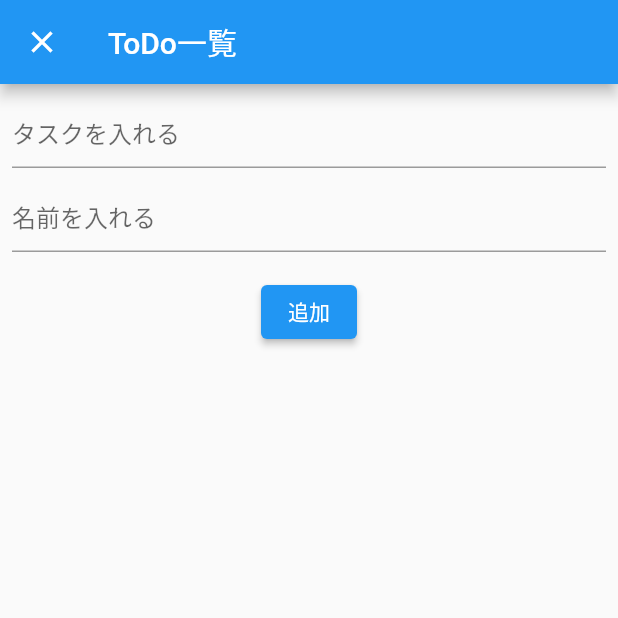
After one commit to aquaman1182/TodoList, a Flutter app: the screen it shows after launch, after a tap on the "add" icon, on a phone screen of 412 x 824 dp, the top half of it. The commit adds this screen. Run offline on Flutter 3.47's test engine with Material 2 defaults, Android fonts, the phone set to English and light mode, and no system bars; our stand-ins replace cloud_firestore, firebase_core; accounts and stored records are empty.

Commit message:
todo add

```diff
--- /dev/null
+++ b/lib/add_todo/add_todo_model.dart
@@ -0,0 +1,19 @@
+import 'package:cloud_firestore/cloud_firestore.dart';
+import 'package:flutter/material.dart';
+
+
+class AddTodoModele extends ChangeNotifier {
+  String? task;
+  String? user;
+
+
+  Future addTodo() async {
+
+    //firestoreに追加
+    await FirebaseFirestore.instance.collection("todo").add({
+      "task": task,
+      "user": user,
+     }
+    );
+  }
+}
--- /dev/null
+++ b/lib/add_todo/add_todo_page.dart
@@ -0,0 +1,58 @@
+
+import 'package:flutter/material.dart';
+import 'package:gonput_2/add_todo/add_todo_model.dart';
+import 'package:provider/provider.dart';
+
+class AddTodoPage extends StatelessWidget {
+
+  @override
+  Widget build(BuildContext context) {
+    return ChangeNotifierProvider<AddTodoModele>(
+       create: (_) => AddTodoModele(),
+      child: Scaffold(
+        appBar: AppBar(
+          title: const Text("ToDo一覧"),
+        ),
+        body: Center(
+          child: Consumer<AddTodoModele>(builder: (context, model, child) {
+            return Padding(
+              padding: const EdgeInsets.all(8.0),
+              child: Column(children: [
+                  TextField(
+                  decoration: const InputDecoration(
+                    hintText: "タスクを入れる"
+                  ),
+                  onChanged: (text) {
+                      model.task = text;
+                  },
+                ),
+                const SizedBox(
+                  height: 8,
+                ),
+                  TextField(
+                  decoration: const InputDecoration(
+                    hintText: "名前を入れる"
+                  ),
+                  onChanged: (text) {
+                      model.user = text;
+                  },
+                ),
+                const SizedBox(
+                  height: 16,
+                ),
+                ElevatedButton(
+                  onPressed: () {
+                    Navigator.of(context).pop(true);
+                    model.addTodo();
+                  },
+                child: const Text("追加")),
+              ],),
+            );
+          }
+        ),
+
+          ),
+      ),
+    );
+  }
+}
--- a/lib/todo_list/todo_list.dart
+++ b/lib/todo_list/todo_list.dart
@@ -1,4 +1,6 @@
+
 import 'package:flutter/material.dart';
+import 'package:gonput_2/add_todo/add_todo_page.dart';
 import 'package:gonput_2/domain/todo.dart';
 import 'package:gonput_2/todo_list/todo_list_model.dart';
 import 'package:provider/provider.dart';
@@ -18,7 +20,7 @@ class ToDoListPage extends StatelessWidget {
             final List<Todo>? todos = model.todos;
 
             if (todos == null) {
-              return CircularProgressIndicator();
+              return const CircularProgressIndicator();
             }
             final List<Widget> widgets = todos.map(
               (todo) => ListTile(
@@ -33,11 +35,23 @@ class ToDoListPage extends StatelessWidget {
         )
 
           ),
-          floatingActionButton: const FloatingActionButton(
-            onPressed: null,
-            tooltip: "Increment",
-            child: Icon(Icons.add),
+          floatingActionButton: Consumer<TodoListModele>(builder: (context, model, child) {
+              return FloatingActionButton(
+                onPressed: () async{
+                   await Navigator.push(
+                    context,
+                    MaterialPageRoute(
+                      builder: (context) => AddTodoPage(),
+                    fullscreenDialog: true,
+                    ),
+                  );
+                    model.fetchTodoList();
+                },
+                tooltip: "Increment",
+                child: const Icon(Icons.add),
 
+              );
+            }
           ),
       ),
     );
--- a/lib/todo_list/todo_list_model.dart
+++ b/lib/todo_list/todo_list_model.dart
@@ -4,17 +4,15 @@ import '../domain/todo.dart';
 
 
 class TodoListModele extends ChangeNotifier {
-  final Stream<QuerySnapshot> _usersStream =
-  FirebaseFirestore.instance.collection('todo').snapshots();
 
   List<Todo>? todos;
 
-  void fetchTodoList() {
-        _usersStream.listen((QuerySnapshot snapshot) {
+  void fetchTodoList() async {
+        final QuerySnapshot snapshot =
+        await FirebaseFirestore.instance.collection('todo').get();
 
-          final  List<Todo> todos = snapshot.docs.map((DocumentSnapshot document) {
-           Map<String, dynamic> data =
-            document.data() as Map<String, dynamic>;
+        final  List<Todo> todos = snapshot.docs.map((DocumentSnapshot document) {
+           Map<String, dynamic> data = document.data() as Map<String, dynamic>;
             final String task = data["task"];
             final String user = data["user"];
             return Todo(task, user);
@@ -22,8 +20,5 @@ class TodoListModele extends ChangeNotifier {
 
             this.todos = todos;
             notifyListeners();
-        });
-
-
   }
 }
--- a/pubspec.yaml
+++ b/pubspec.yaml
@@ -44,6 +44,8 @@ dependencies:
 
 dev_dependencies:
   flutter_test:
+    sdk: flutter
+  flutter_localizations:
     sdk: flutter
 
   # The "flutter_lints" package below contains a set of recommended lints to
```
Also changed, not shown: pubspec.lock, 1 other file.
